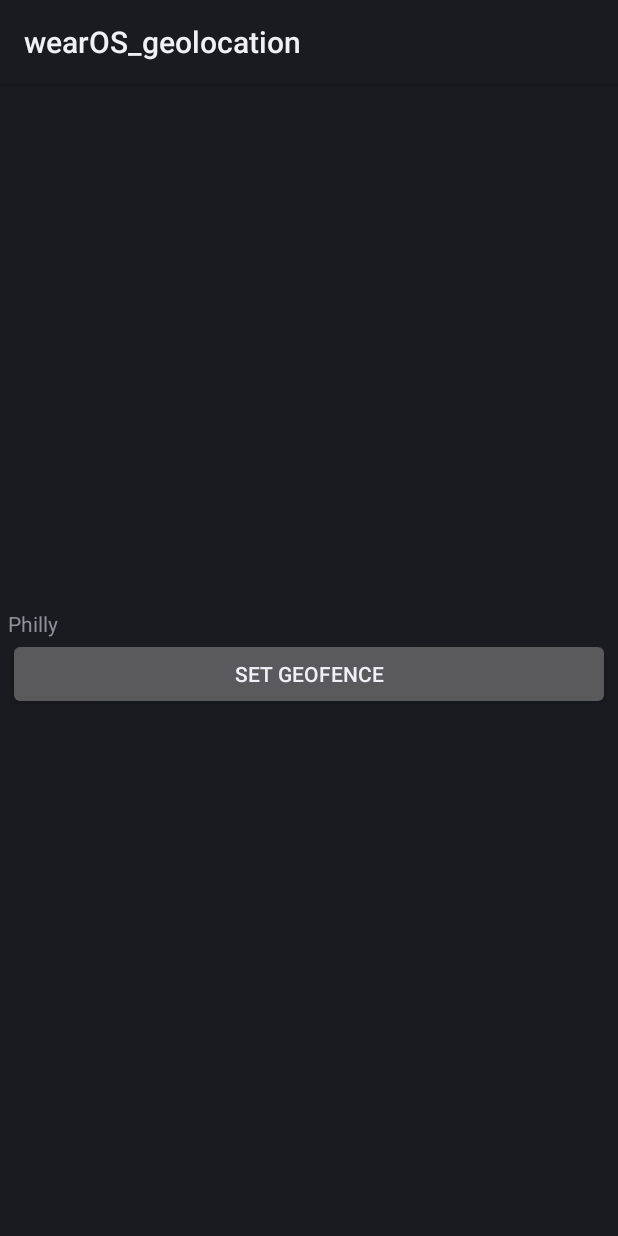
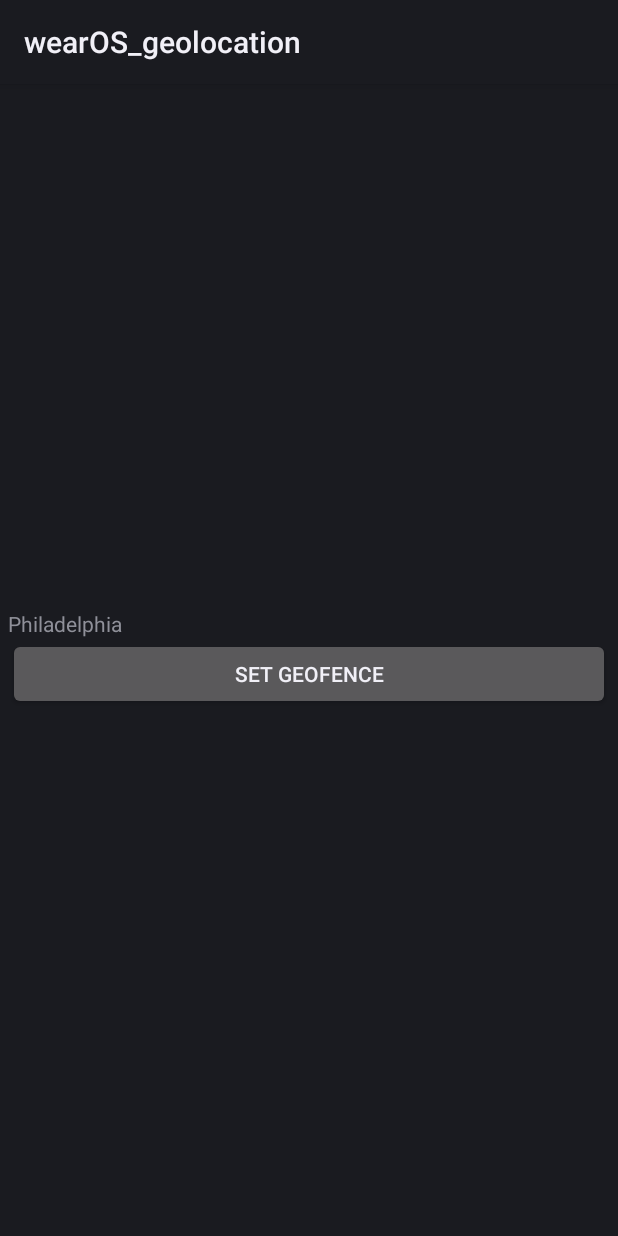
Before and after one commit to MeganJBlevins/hearo_geolocation, an Android app: the screen it shows after launch (MainActivity), on a phone screen of 412 x 824 dp. Run offline under Robolectric (Android 15) with nearby library versions, the phone set to English and light mode, and no system bars; our stand-ins replace data binding; plain views replace BoxInsetLayout.

Commit message:
wip: model view binding working.

```diff
--- a/app/src/main/java/com/hearolife/wearos_geolocation/CurrentLocationViewModel.kt
+++ b/app/src/main/java/com/hearolife/wearos_geolocation/CurrentLocationViewModel.kt
@@ -1,21 +1,12 @@
 package com.hearolife.wearos_geolocation
 
-import android.annotation.SuppressLint
-import android.content.Context
-import android.location.Geocoder
-import android.os.Looper
-import android.util.Log
 import androidx.lifecycle.LiveData
 import androidx.lifecycle.MutableLiveData
 import androidx.lifecycle.ViewModel
-import com.google.android.gms.location.LocationCallback
-import com.google.android.gms.location.LocationRequest
-import com.google.android.gms.location.LocationResult
-import com.google.android.gms.location.LocationServices
-import com.google.android.gms.tasks.Task
-import java.util.*
 
 class CurrentLocationViewModel : ViewModel() {
+
+    val city : String = "Philadelphia"
 
     private val currentLocation: MutableLiveData<Location> by lazy {
         MutableLiveData<Location>().also {
--- a/app/src/main/java/com/hearolife/wearos_geolocation/MainActivity.kt
+++ b/app/src/main/java/com/hearolife/wearos_geolocation/MainActivity.kt
@@ -17,7 +17,7 @@ class MainActivity : Activity() {
         super.onCreate(savedInstanceState)
         val binding : ActivityMainBinding =
             DataBindingUtil.setContentView(this, R.layout.activity_main)
-        binding.city = "Philly"
+        binding.viewModel = CurrentLocationViewModel()
         Log.e(TAG, "getting permissions")
         permissions = Permissions(this)
         if(permissions.allGranted) {
--- a/app/src/main/res/layout/activity_main.xml
+++ b/app/src/main/res/layout/activity_main.xml
@@ -34,7 +34,7 @@
                     android:id="@+id/current_location"
                     android:layout_width="match_parent"
                     android:layout_height="wrap_content"
-                    android:text="@{city}" />
+                    android:text="@{viewModel.city}" />
 
                 <Button
                     android:id="@+id/start_geofence"
```
